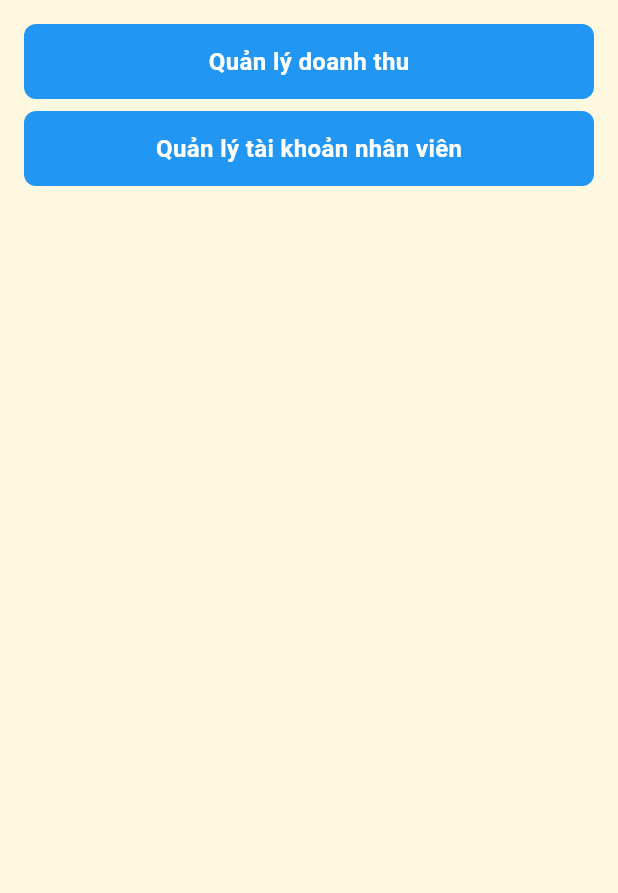
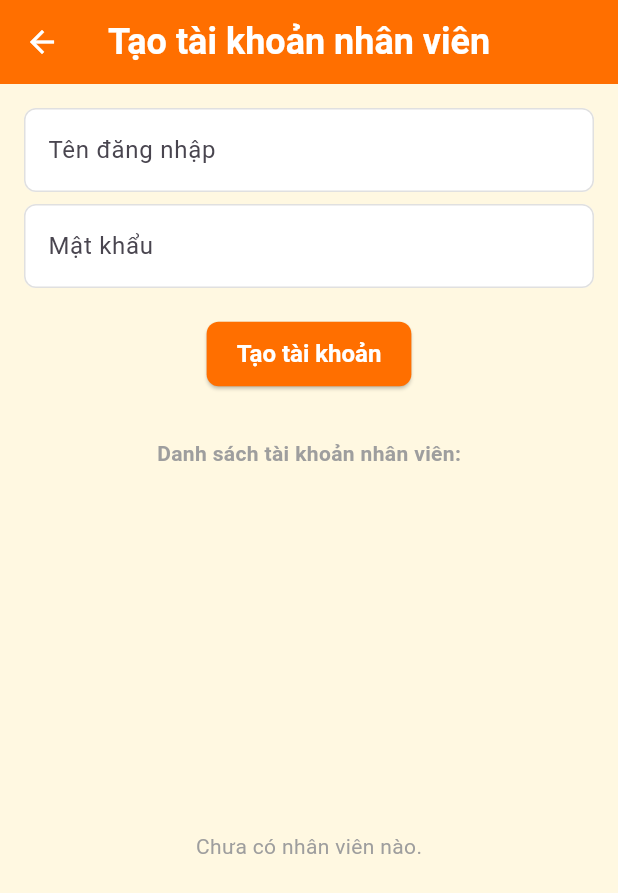
Before and after one commit to nguyenXuanHa02/datn_2025, a Flutter app: the ManagerPage screen opened directly, after a tap on "Quản lý tài khoản nhân viên", on a phone screen of 412 x 824 dp. Shown: the top 893 px of the screen. Run offline on Flutter 3.47's test engine with Material 3 defaults, Android fonts, the light colour scheme and no system bars; our stand-ins replace cached_network_image, cloud_firestore, dio, easy_localization, equatable, firebase_core and 9 more; missing offline and left inert: mobile_scanner; accounts and stored records are empty; network calls fail.

Commit message:
nhan vien

```diff
--- a/lib/roles/manager/page.dart
+++ b/lib/roles/manager/page.dart
@@ -2,6 +2,7 @@ import 'package:kichikichi/commons/bloc/baseController.dart';
 import 'package:kichikichi/core/imports/imports.dart';
 import 'package:kichikichi/roles/manager/controller.dart';
 import 'package:kichikichi/roles/manager/revenue/page.dart';
+import 'package:kichikichi/roles/manager/staffmanage/page.dart';
 
 class ManagerPage extends StatelessWidget {
   const ManagerPage({super.key});
@@ -27,7 +28,11 @@ class ManagerPage extends StatelessWidget {
                   AppSize.h8,
                   RoundedButton.text(
                     'Quản lý tài khoản nhân viên',
-                    () {},
+                    () {
+                      Navigator.of(context).push(MaterialPageRoute(
+                        builder: (context) => ManagerCreateStaffPage(),
+                      ));
+                    },
                   ),
                   AppSize.h8,
                   // RoundedButton.text(
--- /dev/null
+++ b/lib/roles/manager/staffmanage/page.dart
@@ -0,0 +1,195 @@
+import 'package:cloud_firestore/cloud_firestore.dart';
+import 'package:kichikichi/commons/bloc/baseController.dart';
+import 'package:kichikichi/core/imports/imports.dart';
+
+class ManagerCreateStaffPage extends StatefulWidget {
+  @override
+  _ManagerCreateStaffPageState createState() => _ManagerCreateStaffPageState();
+}
+
+class _ManagerCreateStaffPageState extends State<ManagerCreateStaffPage> {
+  final _formKey = GlobalKey<FormState>();
+  final _usernameController = TextEditingController();
+  final _passwordController = TextEditingController();
+  bool _loading = false;
+  String? _statusMessage;
+
+  Future<void> _handleSubmit() async {
+    if (!_formKey.currentState!.validate()) return;
+
+    setState(() {
+      _loading = true;
+      _statusMessage = null;
+    });
+
+    final success = await createStaff(
+      _usernameController.text.trim(),
+      _passwordController.text.trim(),
+    );
+
+    setState(() {
+      _loading = false;
+      _statusMessage =
+          success ? 'Tạo tài khoản thành công!' : 'Tạo tài khoản thất bại.';
+    });
+    _usernameController.clear();
+    _passwordController.clear();
+  }
+
+  Future<bool> createStaff(String username, String password) async {
+    try {
+      final dio = DioClient().dio;
+      final response = await dio.post(
+        '/createStaff',
+        data: {
+          'username': username,
+          'password': password,
+        },
+      );
+
+      return response.data['staus'] ==
+          'success'; // chú ý bạn viết sai 'staus' thay vì 'status'
+    } catch (e) {
+      print('Create staff error: $e');
+      return false;
+    }
+  }
+
+  Stream<List<Map<String, dynamic>>> getStaffAccounts() {
+    return FirebaseFirestore.instance
+        .collection('user')
+        .where('rule', isEqualTo: 2)
+        .snapshots()
+        .map((snapshot) =>
+            snapshot.docs.map((doc) => doc.data()..['id'] = doc.id).toList());
+  }
+
+  @override
+  Widget build(BuildContext context) {
+    return Scaffold(
+      appBar: AppBar(title: Text('Tạo tài khoản nhân viên')),
+      body: Padding(
+        padding: const EdgeInsets.all(16),
+        child: Column(
+          children: [
+            Form(
+              key: _formKey,
+              child: Column(
+                children: [
+                  TextFormField(
+                    controller: _usernameController,
+                    decoration:
+                        const InputDecoration(labelText: 'Tên đăng nhập'),
+                    validator: (value) => value == null || value.isEmpty
+                        ? 'Vui lòng nhập tên đăng nhập'
+                        : null,
+                  ),
+                  AppSize.h8,
+                  TextFormField(
+                    controller: _passwordController,
+                    decoration: const InputDecoration(labelText: 'Mật khẩu'),
+                    obscureText: true,
+                    validator: (value) => value == null || value.length < 6
+                        ? 'Mật khẩu tối thiểu 6 ký tự'
+                        : null,
+                  ),
+                  const SizedBox(height: 20),
+                  ElevatedButton(
+                    onPressed: _loading
+                        ? null
+                        : () async {
+                            FocusScope.of(context).unfocus();
+                            await _handleSubmit();
+                          },
+                    child: _loading
+                        ? CircularProgressIndicator()
+                        : Text('Tạo tài khoản'),
+                  ),
+                  if (_statusMessage != null) ...[
+                    const SizedBox(height: 16),
+                    Text(
+                      _statusMessage!,
+                      style: TextStyle(
+                        color: _statusMessage!.contains('thành công')
+                            ? Colors.green
+                            : Colors.red,
+                        fontWeight: FontWeight.bold,
+                      ),
+                    ),
+                  ]
+                ],
+              ),
+            ),
+            const SizedBox(height: 32),
+            Text('Danh sách tài khoản nhân viên:',
+                style: TextStyle(fontWeight: FontWeight.bold)),
+            const SizedBox(height: 8),
+            Expanded(
+              child: StreamBuilder<List<Map<String, dynamic>>>(
+                stream: getStaffAccounts(),
+                builder: (context, snapshot) {
+                  if (snapshot.connectionState == ConnectionState.waiting) {
+                    return Center(child: CircularProgressIndicator());
+                  }
+                  if (snapshot.hasError) {
+                    return Center(child: Text('Lỗi: ${snapshot.error}'));
+                  }
+                  final users = snapshot.data ?? [];
+
+                  if (users.isEmpty) {
+                    return const Center(child: Text('Chưa có nhân viên nào.'));
+                  }
+
+                  return ListView.builder(
+                    itemCount: users.length,
+                    itemBuilder: (context, index) {
+                      final user = users[index];
+                      return ListTile(
+                        leading: Icon(Icons.person),
+                        title: Text(user['username'] ?? 'Không tên'),
+                        subtitle: Text('ID: ${user['id']}'),
+                        trailing: IconButton(
+                          icon: Icon(Icons.delete, color: Colors.red),
+                          onPressed: () async {
+                            final confirm = await showDialog<bool>(
+                              context: context,
+                              builder: (context) => AlertDialog(
+                                title: Text('Xác nhận xoá'),
+                                content:
+                                    Text('Bạn có chắc muốn xoá tài khoản này?'),
+                                actions: [
+                                  TextButton(
+                                      onPressed: () =>
+                                          Navigator.pop(context, false),
+                                      child: Text('Huỷ')),
+                                  TextButton(
+                                      onPressed: () =>
+                                          Navigator.pop(context, true),
+                                      child: Text('Xoá')),
+                                ],
+                              ),
+                            );
+
+                            if (confirm == true) {
+                              await FirebaseFirestore.instance
+                                  .collection('user')
+                                  .doc(user['id'])
+                                  .delete();
+                              ScaffoldMessenger.of(context).showSnackBar(
+                                SnackBar(content: Text('Đã xoá tài khoản')),
+                              );
+                            }
+                          },
+                        ),
+                      );
+                    },
+                  );
+                },
+              ),
+            ),
+          ],
+        ),
+      ),
+    );
+  }
+}
```
Also changed, not shown: lib/roles/manager/staffmanage/controller.dart (added).
